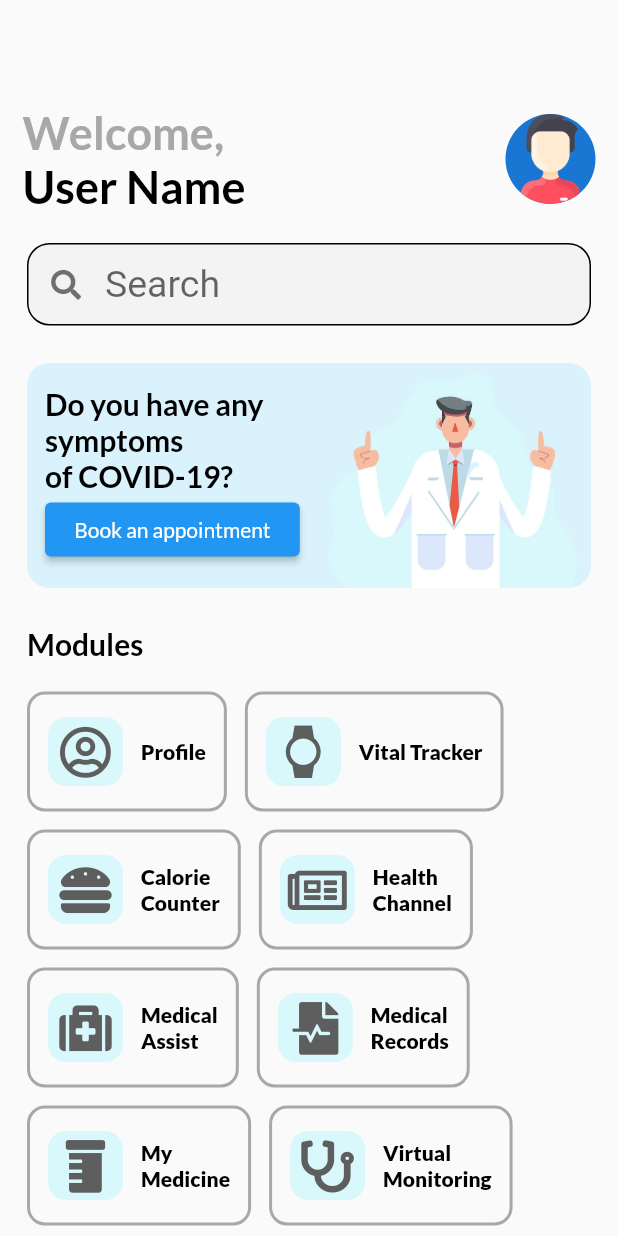
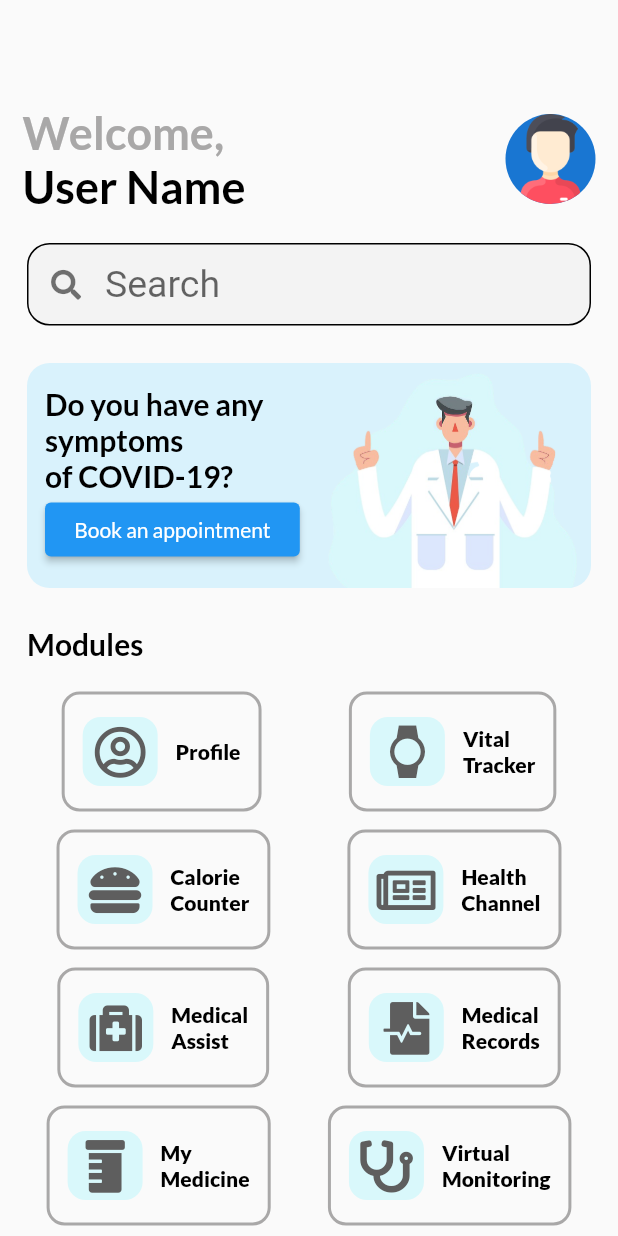
Before and after one commit to ammarrizal/stswks_health_app, a Flutter app: the MyHomePage screen opened directly, on a phone screen of 412 x 824 dp. Run offline on Flutter 3.47's test engine with Material 2 defaults, Android fonts, the phone set to English and light mode, and no system bars; our stand-ins replace flutter_cache_manager, font_awesome_flutter, google_fonts, hexcolor.

Commit message:
updated modules size (size problem)

```diff
--- a/lib/views/my_home_page.dart
+++ b/lib/views/my_home_page.dart
@@ -162,6 +162,7 @@ class MyHomePage extends StatelessWidget {
                 //color is used for debug
                 //color: HexColor("#ff8a8a"),
                 child: Row(
+                  mainAxisAlignment: MainAxisAlignment.spaceEvenly,
                   children: [
                     HealthModules(
                       title: "Profile",
@@ -173,7 +174,7 @@ class MyHomePage extends StatelessWidget {
                       width: 12,
                     ),
                     HealthModules(
-                      title: "Vital Tracker",
+                      title: "Vital\nTracker",
                       color: "#D9F8FB",
                       icon: Icons.watch,
                       pageTo: VitalTracker(),
@@ -192,6 +193,7 @@ class MyHomePage extends StatelessWidget {
                 //color is used for debug
                 //color: HexColor("#ff8a8a"),
                 child: Row(
+                  mainAxisAlignment: MainAxisAlignment.spaceEvenly,
                   children: [
                     HealthModules(
                       title: "Calorie\nCounter",
@@ -222,6 +224,7 @@ class MyHomePage extends StatelessWidget {
                 //color is used for debug
                 //color: HexColor("#ff8a8a"),
                 child: Row(
+                  mainAxisAlignment: MainAxisAlignment.spaceEvenly,
                   children: [
                     HealthModules(
                       title: "Medical\nAssist",
@@ -252,6 +255,7 @@ class MyHomePage extends StatelessWidget {
                 //color is used for debug
                 //color: HexColor("#ff8a8a"),
                 child: Row(
+                  mainAxisAlignment: MainAxisAlignment.spaceEvenly,
                   children: [
                     HealthModules(
                       title: "My\nMedicine",
@@ -283,6 +287,7 @@ class MyHomePage extends StatelessWidget {
                 //color is used for debug
                 //color: HexColor("#ff8a8a"),
                 child: Row(
+                  mainAxisAlignment: MainAxisAlignment.spaceEvenly,
                   children: [
                     HealthModules(
                       title: "Telemedicine",
@@ -313,7 +318,7 @@ class HealthModules extends StatelessWidget {
     //return Expanded(
     return Container(
       height: double.infinity,
-      //width: 180.0, // updated width because of the size problem
+      //width: 172, // updated width because of the size problem
       child: InkWell(
         onTap: () {
           Navigator.push(
```
